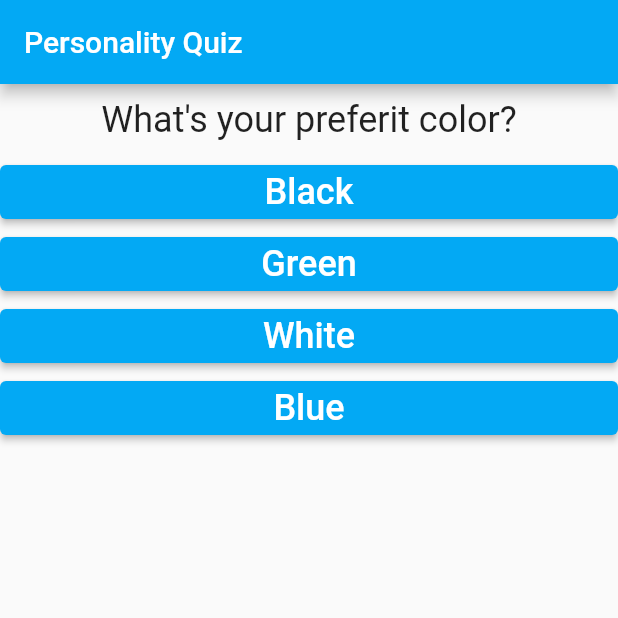
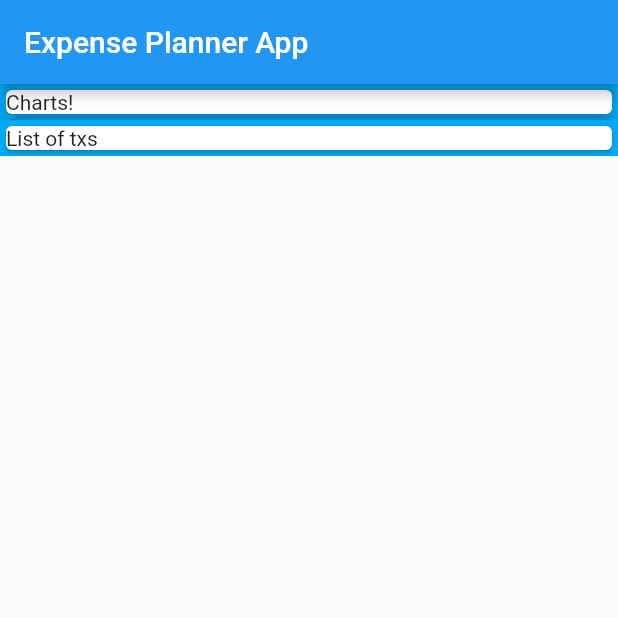
Before and after one commit to gianpDomiziani/flutter_app, a Flutter app: the screen it shows after launch, on a phone screen of 412 x 824 dp, the top half of it. Run offline on Flutter 3.47's test engine with Material 2 defaults, Android fonts, the phone set to English and light mode, and no system bars.

Commit message:
expense planner app started.

```diff
--- a/lib/answer.dart
+++ /dev/null
@@ -1,18 +0,0 @@
-import 'package:flutter/material.dart';
-
-class Answer extends StatelessWidget {
-  final Function selectHandler;
-  final String answerText;
-  Answer(this.selectHandler, this.answerText);
-
-  @override
-  Widget build(BuildContext context) {
-    return Container(
-        width: double.infinity,
-        child: ElevatedButton(
-          child: Text(answerText, style: TextStyle(fontSize: 24)),
-          onPressed: selectHandler,
-          style: ElevatedButton.styleFrom(primary: Colors.lightBlue),
-        ));
-  }
-}
--- a/lib/main.dart
+++ b/lib/main.dart
@@ -1,88 +1,42 @@
 import 'package:flutter/material.dart';
-
-import './quiz.dart';
-import './result.dart';
 
 void main() => runApp(MyApp());
 
-class MyApp extends StatefulWidget {
+class MyApp extends StatelessWidget {
   @override
-  State<StatefulWidget> createState() {
-    // TODO: implement createState
-    return _MyAppState();
+  Widget build(BuildContext ctx) {
+    return MaterialApp(
+      title: 'Expense Planner',
+      home: MyHomePage(),
+    );
   }
 }
 
-class _MyAppState extends State<MyApp> {
-  final _questions = const [
-    {
-      'questionText': 'What\'s your preferit color?',
-      'answers': [
-        {'text': 'Black', 'score': 0},
-        {'text': 'Green', 'score': 3},
-        {'text': 'White', 'score': 1},
-        {'text': 'Blue', 'score': 2}
-      ],
-    },
-    {
-      'questionText': 'What\'s your preferit animal?',
-      'answers': [
-        {'text': 'Dog', 'score': 1},
-        {'text': 'Cat', 'score': 1},
-        {'text': 'Elephant', 'score': 1},
-        {'text': 'Lion', 'score': 1}
-      ],
-    },
-    {
-      'questionText': 'What\'s your preferit name?',
-      'answers': [
-        {'text': 'Max', 'score': 1},
-        {'text': 'Max', 'score': 1},
-        {'text': 'Max', 'score': 1},
-        {'text': 'Max', 'score': 1},
-      ],
-    },
-  ];
-  var _questionIndex = 0;
-  var _totalScore = 0;
-
-  void _resetQuiz() {
-    setState(() {
-      _questionIndex = 0;
-      _totalScore = 0;
-    });
-  }
-
-  void _answerQuestion(int score) {
-    _totalScore += score;
-    setState(() {
-      _questionIndex = _questionIndex + 1;
-    });
-
-    if (_questionIndex > _questions.length) {
-      print('we have more questions');
-    } else {
-      print('We have no more questions.');
-    }
-  }
-
+class MyHomePage extends StatelessWidget {
   @override
   Widget build(BuildContext ctx) {
-    return MaterialApp(
-      home: Scaffold(
+    return Scaffold(
         appBar: AppBar(
-          backgroundColor: Colors.lightBlue,
-          title: Text(
-            'Personality Quiz',
-          ),
+          title: Text('Expense Planner App'),
         ),
-        body: _questionIndex < _questions.length
-            ? Quiz(
-                questions: _questions,
-                questionIndex: _questionIndex,
-                answerQuestion: _answerQuestion)
-            : Result(_totalScore, _resetQuiz),
-      ),
-    );
+        body: Column(
+          children: <Widget>[
+            Container(
+              color: Colors.lightBlue,
+              width: double.infinity,
+              child: Card(
+                child: Text('Charts!'),
+                elevation: 5,
+              ),
+            ),
+            Container(
+              color: Colors.lightBlue,
+              width: double.infinity,
+              child: Card(
+                child: Text('List of txs'),
+              ),
+            )
+          ],
+        ));
   }
 }
--- a/lib/questions.dart
+++ /dev/null
@@ -1,20 +0,0 @@
-import 'package:flutter/material.dart';
-
-class Question extends StatelessWidget {
-  final String questionText;
-
-  Question(this.questionText);
-
-  @override
-  Widget build(BuildContext context) {
-    return Container(
-      width: double.infinity,
-      margin: EdgeInsets.all(10),
-      child: Text(
-        questionText,
-        style: TextStyle(fontSize: 24),
-        textAlign: TextAlign.center,
-      ),
-    );
-  }
-}
--- a/lib/quiz.dart
+++ /dev/null
@@ -1,30 +0,0 @@
-import 'package:flutter/material.dart';
-
-import './answer.dart';
-import './questions.dart';
-
-class Quiz extends StatelessWidget {
-  final List<Map<String, Object>> questions;
-  final int questionIndex;
-  final Function answerQuestion;
-
-  Quiz(
-      {@required this.questions,
-      @required this.questionIndex,
-      @required this.answerQuestion});
-
-  @override
-  Widget build(BuildContext context) {
-    return Column(
-      children: [
-        Question(
-          questions[questionIndex]['questionText'],
-        ),
-        ...(questions[questionIndex]['answers'] as List<Map<String, Object>>)
-            .map((answer) {
-          return Answer(() => answerQuestion(answer['score']), answer['text']);
-        }).toList()
-      ],
-    );
-  }
-}
--- a/lib/result.dart
+++ /dev/null
@@ -1,38 +0,0 @@
-import 'package:flutter/material.dart';
-
-class Result extends StatelessWidget {
-  final int resultScore;
-  final Function resetHandler;
-
-  Result(this.resultScore, this.resetHandler);
-
-  String get resultPhrase {
-    var resultText = 'You did it!';
-    if (resultScore <= 8) {
-      resultText = 'You are awesome and innocent!';
-    } else if (resultScore <= 12) {
-      resultText = 'Pretty likeable!';
-    } else if (resultScore <= 16) {
-      resultText = 'You are ... strange?';
-    } else {
-      resultText = 'You are so bad!';
-    }
-    return resultText;
-  }
-
-  @override
-  Widget build(BuildContext context) {
-    return Center(
-      child: Column(
-        children: <Widget>[
-          Text(
-            resultPhrase,
-            style: TextStyle(fontSize: 36, fontWeight: FontWeight.bold),
-            textAlign: TextAlign.center,
-          ),
-          TextButton(onPressed: resetHandler, child: Text('Restart Quiz?'))
-        ],
-      ),
-    );
-  }
-}
```
